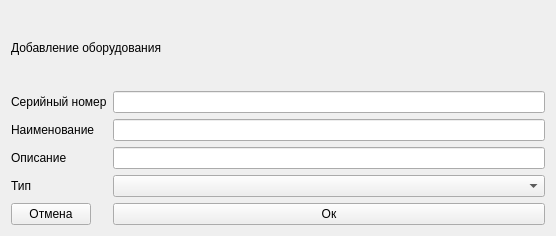
First picture: the form in monitorGUI/adddeviceform.ui, repository systemkin/monitor, before the edit.
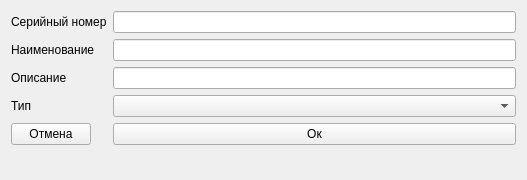
Second picture: the form after the edit.

Patch:
```diff
--- a/monitorGUI/adddeviceform.ui
+++ b/monitorGUI/adddeviceform.ui
@@ -6,21 +6,14 @@
    <rect>
     <x>0</x>
     <y>0</y>
-    <width>556</width>
-    <height>236</height>
+    <width>527</width>
+    <height>180</height>
    </rect>
   </property>
   <property name="windowTitle">
    <string>Form</string>
   </property>
   <layout class="QVBoxLayout" name="verticalLayout">
-   <item>
-    <widget class="QLabel" name="label_5">
-     <property name="text">
-      <string>Добавление оборудования</string>
-     </property>
-    </widget>
-   </item>
    <item>
     <layout class="QFormLayout" name="formLayout">
      <item row="0" column="0">
```
